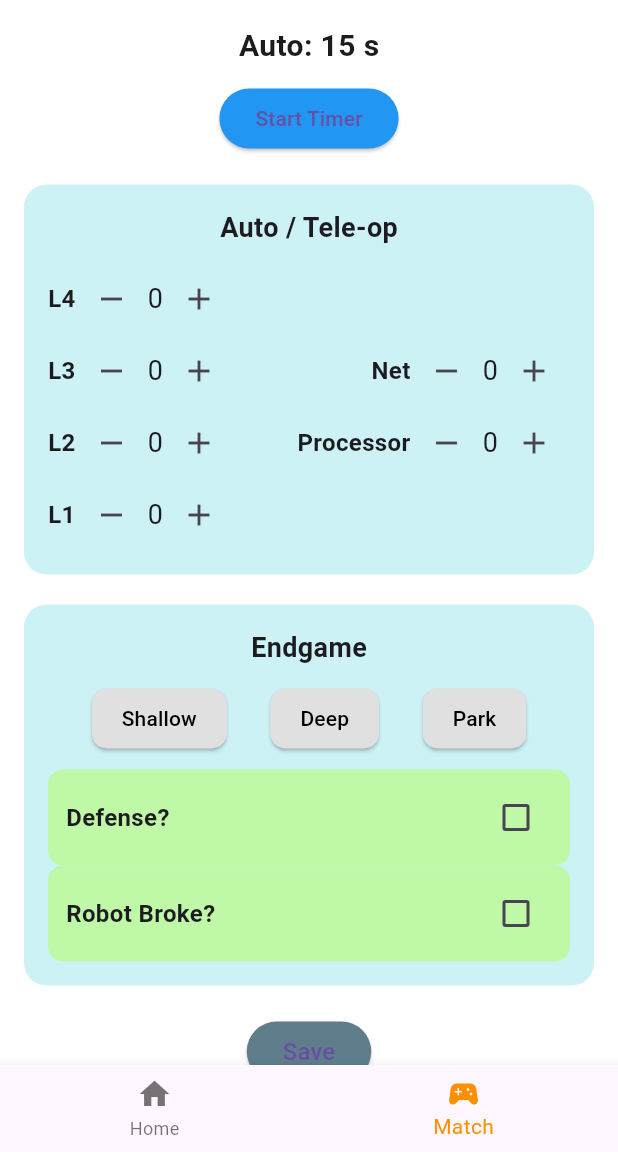
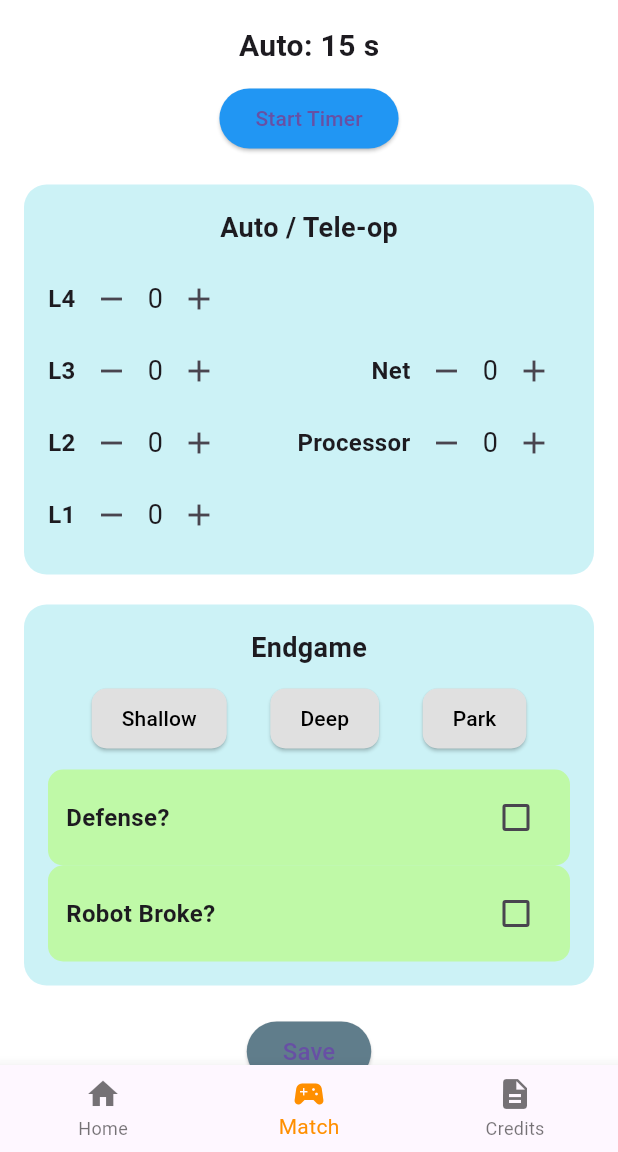
Before and after one commit to PaarasPurohit/optix_scouting, a Flutter app: the screen it shows after launch, item 2 of the bottom bar chosen, on a phone screen of 412 x 824 dp, the part 84-1236 px from its top. Run offline on Flutter 3.47's test engine with Material 3 defaults, Android fonts, the phone set to English and light mode, and no system bars; our stand-ins replace qr_flutter; missing offline and left inert: flutter_dropdown_search; project files that could hold a hidden picture were left out.

Commit message:
add credits and icons

```diff
--- a/lib/main.dart
+++ b/lib/main.dart
@@ -1,10 +1,13 @@
 import 'package:flutter/material.dart';
 import 'package:optix_scouting/start.dart';
 import 'package:optix_scouting/match.dart';
+import 'package:optix_scouting/credits.dart';
 
 void main() {
   runApp(MyApp());
 }
+
+
 
 class MyApp extends StatelessWidget {
   const MyApp({super.key});
@@ -34,6 +37,7 @@ class _MainPageState extends State<MainPage> {
   static List<Widget> _pages = <Widget>[
     HomePage(),
     MatchPage(),
+    CreditsPage()
   ];
 
   void _onItemTapped(int index) {
@@ -56,6 +60,10 @@ class _MainPageState extends State<MainPage> {
             icon: Icon(Icons.sports_esports),
             label: 'Match',
           ),
+          BottomNavigationBarItem(
+            icon: Icon(Icons.description),
+            label: 'Credits',
+          )
         ],
         currentIndex: _selectedIndex,
         selectedItemColor: Colors.amber[800],
```
Also changed, not shown: assets/AppIcons/Assets.xcassets/AppIcon.appiconset/Contents.json (added, +1 -0 lines), lib/credits.dart (added, +34 -0 lines), assets/AppIcons/Assets.xcassets/AppIcon.appiconset/_/1024.png (added), assets/AppIcons/Assets.xcassets/AppIcon.appiconset/_/114.png (added), assets/AppIcons/Assets.xcassets/AppIcon.appiconset/_/120.png (added), assets/AppIcons/Assets.xcassets/AppIcon.appiconset/_/180.png (added), assets/AppIcons/Assets.xcassets/AppIcon.appiconset/_/29.png (added), assets/AppIcons/Assets.xcassets/AppIcon.appiconset/_/40.png (added), assets/AppIcons/Assets.xcassets/AppIcon.appiconset/_/57.png (added), assets/AppIcons/Assets.xcassets/AppIcon.appiconset/_/58.png (added), assets/AppIcons/Assets.xcassets/AppIcon.appiconset/_/60.png (added), assets/AppIcons/Assets.xcassets/AppIcon.appiconset/_/80.png (added), assets/AppIcons/Assets.xcassets/AppIcon.appiconset/_/87.png (added), assets/AppIcons/appstore.png (added), 1 more files, 5 other files.
